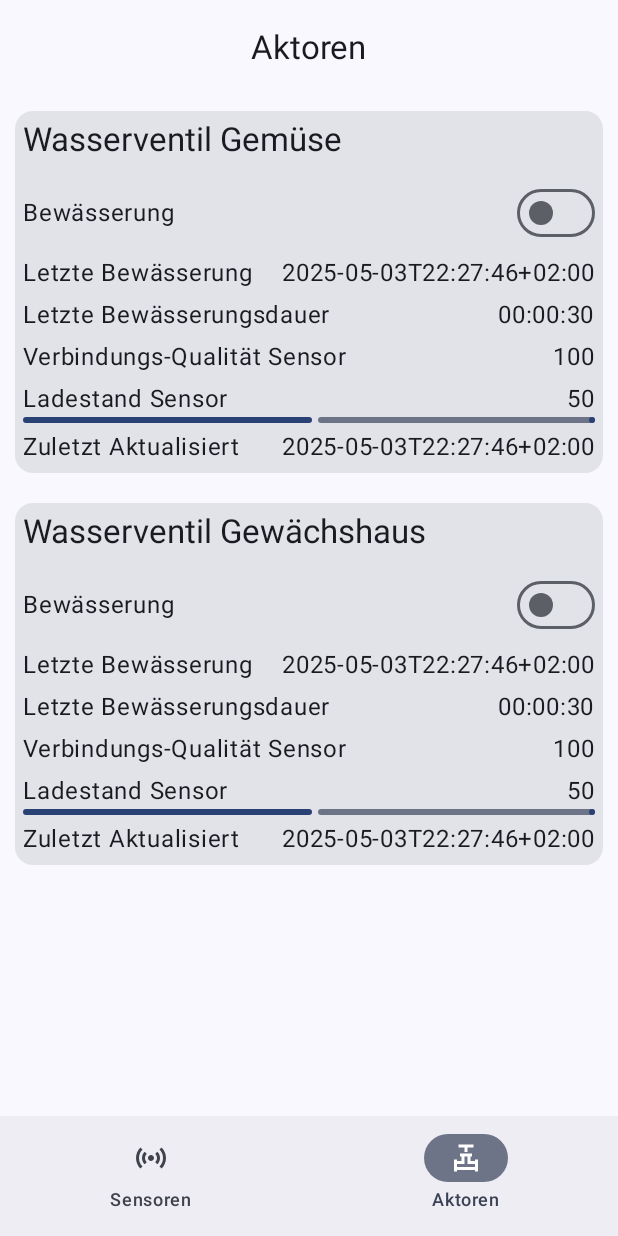
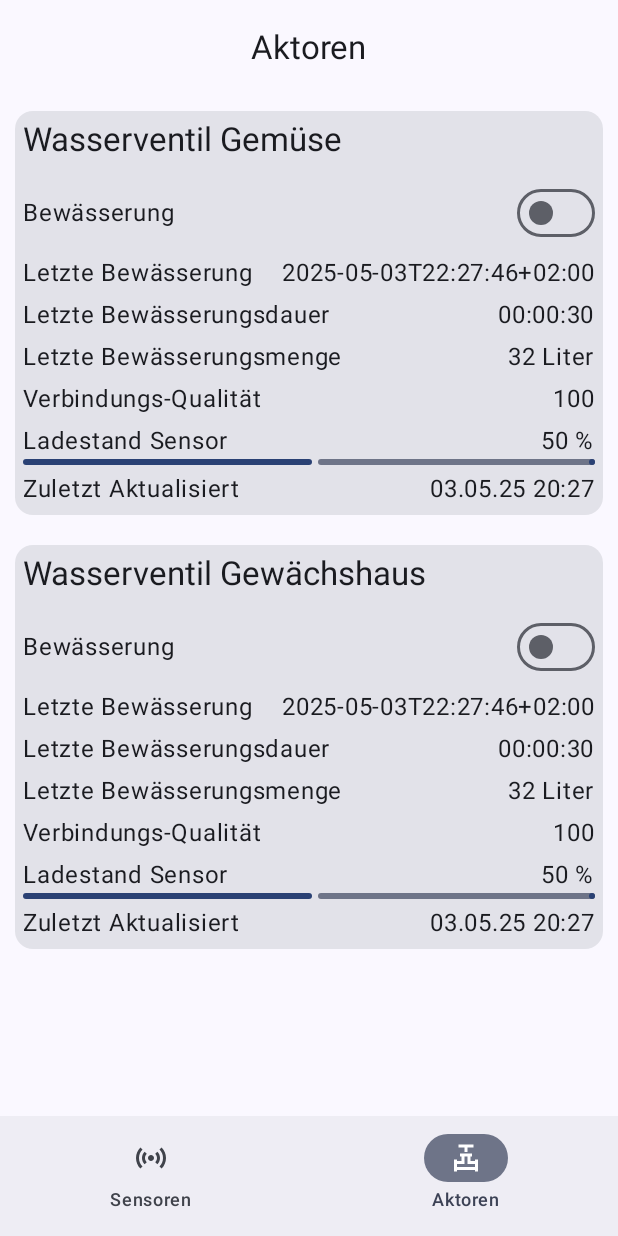
Before and after one commit to Chrille89/GardenState, an Android app built with Jetpack Compose: the ActorScreen screen opened through its navigation route, on a phone screen of 412 x 824 dp. Run offline under Robolectric (Android 15) with nearby library versions, the phone set to English and light mode, and no system bars; libraries missing offline, so code that uses them is left out: org.eclipse.paho; 11 statements that could not run were skipped.

Commit message:
Fix actors

```diff
--- a/app/src/main/java/com/bach/gardenstate/features/actors/model/WaterValveType.kt
+++ b/app/src/main/java/com/bach/gardenstate/features/actors/model/WaterValveType.kt
@@ -5,7 +5,7 @@ enum class WaterValveType {
     GREENHOUSE
 }
 
-val WaterValveType.topic : String
+val WaterValveType.friendlyName : String
     get() = when(this) {
         WaterValveType.VEGETABLES -> "Watervalve_Vegetables"
         WaterValveType.GREENHOUSE -> "Watervalve_Greenhouse"
--- a/app/src/main/java/com/bach/gardenstate/features/actors/screen/ActorScreen.kt
+++ b/app/src/main/java/com/bach/gardenstate/features/actors/screen/ActorScreen.kt
@@ -1,11 +1,14 @@
 package com.bach.gardenstate.features.actors.screen
 
+import androidx.compose.foundation.gestures.scrollable
 import androidx.compose.foundation.layout.Arrangement
 import androidx.compose.foundation.layout.Column
 import androidx.compose.foundation.layout.Row
 import androidx.compose.foundation.layout.fillMaxSize
 import androidx.compose.foundation.layout.fillMaxWidth
 import androidx.compose.foundation.layout.padding
+import androidx.compose.foundation.rememberScrollState
+import androidx.compose.foundation.verticalScroll
 import androidx.compose.material3.Card
 import androidx.compose.material3.CenterAlignedTopAppBar
 import androidx.compose.material3.ExperimentalMaterial3Api
@@ -63,9 +66,11 @@ fun ActorScreen(
             Modifier
                 .fillMaxSize()
                 .padding(paddings)
+                .verticalScroll(rememberScrollState())
         ) {
             WaterValveView(waterValveType = WaterValveType.VEGETABLES)
             WaterValveView(waterValveType= WaterValveType.GREENHOUSE)
+
         }
     }
 }
--- a/app/src/main/java/com/bach/gardenstate/features/actors/viewmodel/WaterValveViewModel.kt
+++ b/app/src/main/java/com/bach/gardenstate/features/actors/viewmodel/WaterValveViewModel.kt
@@ -9,10 +9,11 @@ import com.bach.gardenstate.MqttClientManager
 import com.bach.gardenstate.features.actors.model.WaterValveData
 import kotlinx.serialization.json.Json
 
-class WaterValveViewModel(private val waterValveTopic : String) : ViewModel() {
+class WaterValveViewModel(private val waterValveFriendlyName : String) : ViewModel() {
     private val withUnknownKeys = Json { ignoreUnknownKeys = true }
     private val mqttServerUri: String = "tcp://192.168.188.21:1883"
-    private val interviewTopic: String = "zigbee2mqtt/bridge/request/device/interview"
+    private val baseTopic: String = "zigbee2mqtt"
+    private val interviewTopic: String = "$baseTopic/bridge/request/device/interview"
 
     private val _messageWaterValve: MutableState<WaterValveData> = mutableStateOf(
         WaterValveData(50, "2025-05-03T22:27:46+02:00", "00:00:30",32, "OFF", 100,"2025-05-03T22:27:46+02:00")
@@ -21,7 +22,7 @@ class WaterValveViewModel(private val waterValveTopic : String) : ViewModel() {
 
     private val waterValveMqttClientManager = MqttClientManager(
         mqttServerUri,
-        "$waterValveTopic/set"
+        "$baseTopic/$waterValveFriendlyName/set"
     ) { message ->
         Log.d("WaterValveViewModel", "message: $message.value")
     }
@@ -36,12 +37,12 @@ class WaterValveViewModel(private val waterValveTopic : String) : ViewModel() {
         { message ->
             Log.d("OverviewScreenViewModel", "message: $message.value")
         }
-        interviewMqttClientManager.publish("{\"id\": \"$waterValveTopic\"}")
+        interviewMqttClientManager.publish("{\"id\": \"$waterValveFriendlyName\"}")
         interviewMqttClientManager.disconnect()
     }
 
     private fun subscribeWaterValve() {
-        MqttClientManager(mqttServerUri, waterValveTopic)
+        MqttClientManager(mqttServerUri, "$baseTopic/$waterValveFriendlyName")
         { message ->
             _messageWaterValve.value =
                 withUnknownKeys.decodeFromString<WaterValveData>(message)
--- a/app/src/main/java/com/bach/gardenstate/features/actors/viewmodel/WaterValveViewModelFactory.kt
+++ b/app/src/main/java/com/bach/gardenstate/features/actors/viewmodel/WaterValveViewModelFactory.kt
@@ -3,8 +3,8 @@ package com.bach.gardenstate.features.actors.viewmodel
 import androidx.lifecycle.ViewModel
 import androidx.lifecycle.ViewModelProvider
 
-class WaterValveViewModelFactory(private val waterValveTopic: String) : ViewModelProvider.Factory {
+class WaterValveViewModelFactory(private val waterValveFriendlyName: String) : ViewModelProvider.Factory {
     override fun <T : ViewModel> create(modelClass: Class<T>): T {
-        return WaterValveViewModel(waterValveTopic) as T
+        return WaterValveViewModel(waterValveFriendlyName) as T
     }
 }
--- a/app/src/main/java/com/bach/gardenstate/features/actors/views/WaterValveView.kt
+++ b/app/src/main/java/com/bach/gardenstate/features/actors/views/WaterValveView.kt
@@ -17,19 +17,24 @@ import androidx.compose.ui.tooling.preview.Preview
 import androidx.compose.ui.unit.dp
 import androidx.lifecycle.viewmodel.compose.viewModel
 import com.bach.gardenstate.features.actors.model.WaterValveType
+import com.bach.gardenstate.features.actors.model.friendlyName
 import com.bach.gardenstate.features.actors.model.title
-import com.bach.gardenstate.features.actors.model.topic
 import com.bach.gardenstate.features.actors.viewmodel.WaterValveViewModel
 import com.bach.gardenstate.features.actors.viewmodel.WaterValveViewModelFactory
 import com.bach.gardenstate.ui.theme.GardenStateTheme
+import com.bach.gardenstate.utils.DateFormatter
+import kotlinx.datetime.Instant
+import kotlinx.datetime.LocalDateTime
+import kotlinx.datetime.TimeZone
+import kotlinx.datetime.toLocalDateTime
 
 @Composable
 fun WaterValveView(
     modifier: Modifier = Modifier,
     waterValveType: WaterValveType,
     waterValveViewModel: WaterValveViewModel = viewModel(
-        key = waterValveType.topic,
-        factory = WaterValveViewModelFactory(waterValveType.topic)),
+        key = waterValveType.friendlyName,
+        factory = WaterValveViewModelFactory(waterValveType.friendlyName)),
 ) {
 
     val waterValveData = waterValveViewModel.messageWaterValve.value
@@ -76,19 +81,18 @@ fun WaterValveView(
                 Text("Letzte Bewässerungsdauer")
                 Text(waterValveData.last_irrigation_duration)
             }
-            /*
             Row(
                 modifier = Modifier.fillMaxWidth(),
                 horizontalArrangement = Arrangement.SpaceBetween
             ) {
                 Text("Letzte Bewässerungsmenge")
-                Text("${waterValveData.water_consumed}")
-            }*/
+                Text("${waterValveData.water_consumed} Liter")
+            }
             Row(
                 modifier = Modifier.fillMaxWidth(),
                 horizontalArrangement = Arrangement.SpaceBetween
             ) {
-                Text("Verbindungs-Qualität Sensor")
+                Text("Verbindungs-Qualität")
                 Text("${waterValveData.linkquality}")
             }
             Column {
@@ -97,11 +101,11 @@ fun WaterValveView(
                     horizontalArrangement = Arrangement.SpaceBetween
                 ) {
                     Text("Ladestand Sensor")
-                    Text("${waterValveData.battery}")
+                    Text("${waterValveData.battery} %")
 
                 }
                 LinearProgressIndicator(
-                    progress = { 0.5f },
+                    progress = { waterValveData.battery.toFloat() / 100 },
                     modifier = Modifier.fillMaxWidth()
                 )
             }
@@ -109,8 +113,10 @@ fun WaterValveView(
                 modifier = Modifier.fillMaxWidth(),
                 horizontalArrangement = Arrangement.SpaceBetween
             ) {
+                val dateTime: LocalDateTime = Instant.parse(waterValveData.last_seen)
+                    .toLocalDateTime(TimeZone.currentSystemDefault())
                 Text("Zuletzt Aktualisiert")
-                Text(waterValveData.last_seen)
+                Text(DateFormatter.formatDateTime(dateTime))
             }
         }
     }
--- a/app/src/main/java/com/bach/gardenstate/features/sensors/viewmodel/GreenHouseViewModel.kt
+++ b/app/src/main/java/com/bach/gardenstate/features/sensors/viewmodel/GreenHouseViewModel.kt
@@ -6,37 +6,43 @@ import androidx.compose.runtime.State
 import androidx.compose.runtime.mutableStateOf
 import androidx.lifecycle.ViewModel
 import com.bach.gardenstate.MqttClientManager
+import com.bach.gardenstate.features.sensors.model.SoilMoistureSensorData
 import com.bach.gardenstate.features.sensors.model.TemperatureSensorGreenhouse
 import kotlinx.serialization.json.Json
 
 class GreenHouseViewModel : ViewModel() {
     private val withUnknownKeys = Json { ignoreUnknownKeys = true }
     private val mqttServerUri: String = "tcp://192.168.188.21:1883"
-    private val temperatureSensorGreenHouseMqttTopic: String =
-        "zigbee2mqtt/TemperatureSensor_Greenhouse"
+    private val interviewTopic: String = "zigbee2mqtt/bridge/request/device/interview"
+    private val soilMoistureSensorGreenHouseMqttTopic: String =
+        "zigbee2mqtt/SoilMoistureSensor_Greenhouse"
 
-    private val _messageTemperatureSensorGreenhouse: MutableState<TemperatureSensorGreenhouse> =
-        mutableStateOf(
-            TemperatureSensorGreenhouse(
-                "2025-05-03T22:27:46+02:00",
-                29.02f,
-                humidity = 99.05f,
-                linkquality = 50
-            )
-        )
-    val messageTemperatureSensorGreenhouse: State<TemperatureSensorGreenhouse> =
-        _messageTemperatureSensorGreenhouse
+    private val _messageSoilMoistureSensor: MutableState<SoilMoistureSensorData> = mutableStateOf(
+        SoilMoistureSensorData(50, "2025-05-03T22:27:46+02:00", 32, 38, 20)
+    )
+    val messageSoilMoistureSensor: State<SoilMoistureSensorData> = _messageSoilMoistureSensor
 
     init {
-        subscribeTemperatureSensorGreenHouse()
+        subscribeSoilMoistureSensorGreenHouse()
+        interviewMqttDevices()
+
     }
 
-    private fun subscribeTemperatureSensorGreenHouse() {
-        MqttClientManager(mqttServerUri, temperatureSensorGreenHouseMqttTopic)
+    private fun interviewMqttDevices() {
+        val interviewMqttClientManager = MqttClientManager(mqttServerUri, interviewTopic)
+        { message ->
+            Log.d("OverviewScreenViewModel", "message: $message.value")
+        }
+        interviewMqttClientManager.publish("{\"id\": \"SoilMoistureSensor_Greenhouse\"}")
+        interviewMqttClientManager.disconnect()
+    }
+
+    private fun subscribeSoilMoistureSensorGreenHouse() {
+        MqttClientManager(mqttServerUri, soilMoistureSensorGreenHouseMqttTopic)
         { message ->
             Log.d("OverviewScreenViewModel", message)
-            _messageTemperatureSensorGreenhouse.value =
-                withUnknownKeys.decodeFromString<TemperatureSensorGreenhouse>(message)
+            _messageSoilMoistureSensor.value =
+                withUnknownKeys.decodeFromString<SoilMoistureSensorData>(message)
         }
     }
 }
--- a/app/src/main/java/com/bach/gardenstate/features/sensors/views/GreenhouseView.kt
+++ b/app/src/main/java/com/bach/gardenstate/features/sensors/views/GreenhouseView.kt
@@ -6,6 +6,7 @@ import androidx.compose.foundation.layout.Row
 import androidx.compose.foundation.layout.fillMaxWidth
 import androidx.compose.foundation.layout.padding
 import androidx.compose.material3.Card
+import androidx.compose.material3.LinearProgressIndicator
 import androidx.compose.material3.MaterialTheme
 import androidx.compose.material3.Text
 import androidx.compose.runtime.Composable
@@ -16,10 +17,12 @@ import androidx.compose.ui.unit.dp
 import androidx.lifecycle.viewmodel.compose.viewModel
 import com.bach.gardenstate.features.sensors.model.TemperatureSensorGreenhouse
 import com.bach.gardenstate.features.actors.model.WaterValveData
+import com.bach.gardenstate.features.sensors.model.SoilMoistureSensorData
 import com.bach.gardenstate.features.sensors.viewmodel.GreenHouseViewModel
 import com.bach.gardenstate.ui.theme.GardenStateTheme
 import com.bach.gardenstate.utils.DateFormatter
 import kotlinx.datetime.Instant
+import kotlinx.datetime.LocalDateTime
 import kotlinx.datetime.TimeZone
 import kotlinx.datetime.toLocalDateTime
 
@@ -28,8 +31,9 @@ fun GreenhouseView(
     modifier: Modifier = Modifier,
     greenhouseViewModel: GreenHouseViewModel = viewModel()
 ) {
-    val temperatureSensorGreenhouseState: TemperatureSensorGreenhouse =
-        greenhouseViewModel.messageTemperatureSensorGreenhouse.value
+    val soilMoistureSensorData: SoilMoistureSensorData =
+        greenhouseViewModel.messageSoilMoistureSensor.value
+
     Card(
         modifier
             .fillMaxWidth()
@@ -41,57 +45,57 @@ fun GreenhouseView(
             modifier = Modifier.padding(5.dp),
             verticalArrangement = Arrangement.spacedBy(4.dp)
         ) {
+            val dateTime: LocalDateTime = Instant.parse(soilMoistureSensorData.last_seen)
+                .toLocalDateTime(TimeZone.currentSystemDefault())
+
+            Column {
+                Row(
+                    modifier = Modifier.fillMaxWidth(),
+                    horizontalArrangement = Arrangement.SpaceBetween
+                ) {
+                    Text("Bodenfeuchte")
+                    Text("${soilMoistureSensorData.soil_moisture} %")
+                }
+                LinearProgressIndicator(
+                    progress = { soilMoistureSensorData.soil_moisture.toFloat() / 100 },
+                    modifier = Modifier.fillMaxWidth(),
+                    color = if (soilMoistureSensorData.soil_moisture < 30) Color.Red
+                    else if (soilMoistureSensorData.soil_moisture < 40) Color.Yellow
+                    else Color.Green
+                )
+            }
+
             Row(
                 modifier = Modifier.fillMaxWidth(),
                 horizontalArrangement = Arrangement.SpaceBetween
             ) {
                 Column {
-                    Text("Temperatur")
-                    if (temperatureSensorGreenhouseState.temperature > 40) {
+                    Text("Bodentemperatur")
+                    if (soilMoistureSensorData.temperature < 5) {
                         Text(
-                            "Bitte Gewächshaus öffnen und ggf. schattieren!",
-                            style = MaterialTheme.typography.bodySmall,
-                            color = Color.Red
-                        )
-                    } else if (temperatureSensorGreenhouseState.temperature < 15) {
-                        Text(
-                            "Bitte Gewächshaus schließen!",
+                            "Achtung Bodenfrost!",
                             style = MaterialTheme.typography.bodySmall,
                             color = Color.Red
                         )
                     }
                 }
-                Text("${temperatureSensorGreenhouseState.temperature} °C")
-
+                Text("${soilMoistureSensorData.temperature} °C")
             }
             Row(
                 modifier = Modifier.fillMaxWidth(),
                 horizontalArrangement = Arrangement.SpaceBetween
             ) {
-                Text("Luftfeuchtigkeit")
-                Text("${temperatureSensorGreenhouseState.humidity} %")
-            }
-            Row(
-                modifier = Modifier.fillMaxWidth(),
-                horizontalArrangement = Arrangement.SpaceBetween
-            ) {
-                Text("Verbindungs-Qualität Sensor")
-                Text("${temperatureSensorGreenhouseState.linkquality}")
+                Text("Verbindungs-Qualität")
+                Text("${soilMoistureSensorData.linkquality}")
             }
             Row(
                 modifier = Modifier.fillMaxWidth(),
                 horizontalArrangement = Arrangement.SpaceBetween
             ) {
                 Text("Zuletzt Aktualisiert")
-                Text(
-                    "${
-                        DateFormatter.formatDateTime(
-                            Instant.parse(temperatureSensorGreenhouseState.last_seen)
-                                .toLocalDateTime(TimeZone.currentSystemDefault())
-                        )
-                    }\""
-                )
+                Text("${DateFormatter.formatDateTime(dateTime)}\"")
             }
+
         }
     }
 }
--- a/app/src/main/java/com/bach/gardenstate/features/sensors/views/VegetablesView.kt
+++ b/app/src/main/java/com/bach/gardenstate/features/sensors/views/VegetablesView.kt
@@ -43,9 +43,6 @@ fun VegetablesView(
             modifier = Modifier.padding(5.dp),
             verticalArrangement = Arrangement.spacedBy(4.dp)
         ) {
-            val dateTime: LocalDateTime = Instant.parse(soilMoistureSensorDataState.last_seen)
-                .toLocalDateTime(TimeZone.currentSystemDefault())
-
             Column {
                 Row(
                     modifier = Modifier.fillMaxWidth(),
@@ -83,30 +80,15 @@ fun VegetablesView(
                 modifier = Modifier.fillMaxWidth(),
                 horizontalArrangement = Arrangement.SpaceBetween
             ) {
-                Text("Verbindungs-Qualität Sensor")
+                Text("Verbindungs-Qualität")
                 Text("${soilMoistureSensorDataState.linkquality}")
-            }
-            Column {
-                Row(
-                    modifier = Modifier.fillMaxWidth(),
-                    horizontalArrangement = Arrangement.SpaceBetween
-                ) {
-                    Text("Ladestand Sensor")
-                    Text("${soilMoistureSensorDataState.battery} %")
-
-                }
-                LinearProgressIndicator(
-                    progress = { soilMoistureSensorDataState.battery.toFloat() / 100 },
-                    modifier = Modifier.fillMaxWidth(),
-                    color = if (soilMoistureSensorDataState.battery < 30) Color.Red
-                    else if (soilMoistureSensorDataState.battery < 50) Color.Yellow
-                    else Color.Green
-                )
             }
             Row(
                 modifier = Modifier.fillMaxWidth(),
                 horizontalArrangement = Arrangement.SpaceBetween
             ) {
+                val dateTime: LocalDateTime = Instant.parse(soilMoistureSensorDataState.last_seen)
+                    .toLocalDateTime(TimeZone.currentSystemDefault())
                 Text("Zuletzt Aktualisiert")
                 Text("${DateFormatter.formatDateTime(dateTime)}\"")
             }
```
